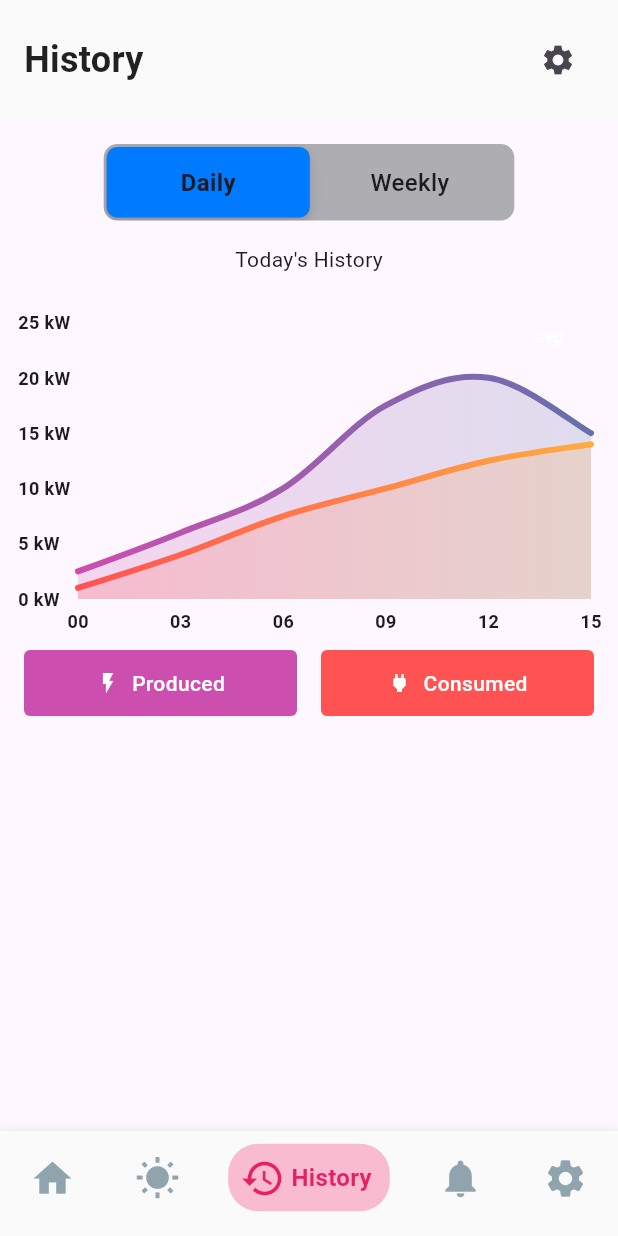
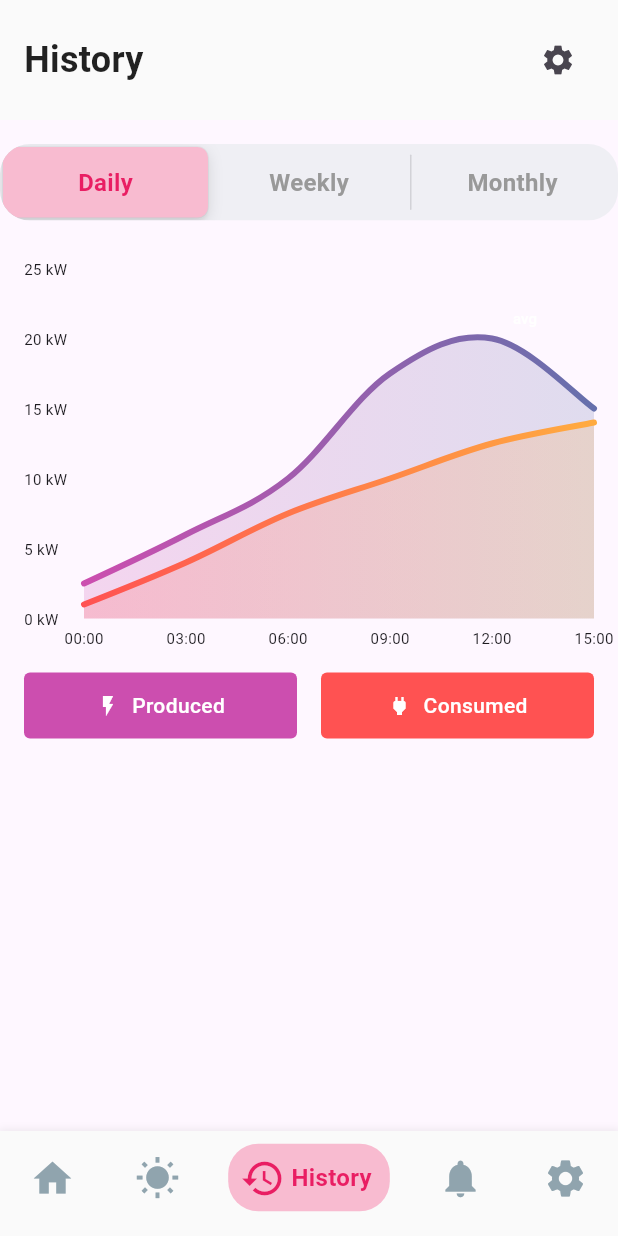
Before and after one commit to 7aku8/pv-forecast, a Flutter app: the screen it shows after launch, swiped to page 3, on a phone screen of 412 x 824 dp. Run offline on Flutter 3.47's test engine with Material 3 defaults, Android fonts, the light colour scheme and no system bars; drawn by our look-alikes of fl_chart; our stand-ins replace bloc, equatable, flutter_bloc, nb_utils; generated files the repository leaves out were written again.

Commit message:
monthly chart, consistent styling, border on segmented control

```diff
--- a/lib/components/history_linear_chart.dart
+++ b/lib/components/history_linear_chart.dart
@@ -24,21 +24,14 @@ class _HistoryLinearChartState extends State<HistoryLinearChart> {
 
   @override
   Widget build(BuildContext context) {
-    return Stack(
+    return Padding(
+      padding: const EdgeInsets.all(16.0), // Consistent padding
+      child: AspectRatio(
+        aspectRatio: 1.5, // Adjusted for a better layout
+        child: Stack(
           children: <Widget>[
-        AspectRatio(
-          aspectRatio: 1.70,
-          child: Padding(
-            padding: const EdgeInsets.only(
-              right: 18,
-              left: 12,
-              top: 24,
-              bottom: 12,
-            ),
-            child: LineChart(
+            LineChart(
               showAvg ? avgData() : mainData(),
-            ),
-          ),
             ),
             Positioned(
               top: 16,
@@ -55,49 +48,51 @@ class _HistoryLinearChartState extends State<HistoryLinearChart> {
                   child: Text(
                     'avg',
                     style: TextStyle(
-                  fontSize: 12,
-                  color: showAvg ? Colors.white.withOpacity(0.5) : Colors.white,
+                      fontSize: 10, // Updated to match WeeklyBarChart
+                      color:
+                          showAvg ? Colors.white.withOpacity(0.5) : Colors.white,
                     ),
                   ),
                 ),
               ),
             ),
           ],
+        ),
+      ),
     );
   }
 
   Widget bottomTitleWidgets(double value, TitleMeta meta) {
     const style = TextStyle(
-      fontWeight: FontWeight.bold,
-      fontSize: 12,
+      fontSize: 10, // Updated to match WeeklyBarChart
     );
 
     String text;
     switch (value.toInt()) {
       case 0:
-        text = '00';
+        text = '00:00';
         break;
       case 3:
-        text = '03';
+        text = '03:00';
         break;
       case 6:
-        text = '06';
+        text = '06:00';
         break;
       case 9:
-        text = '09';
+        text = '09:00';
         break;
       case 12:
-        text = '12';
+        text = '12:00';
         break;
       case 15:
-        text = '15';
+        text = '15:00';
         break;
       default:
         text = '';
     }
 
     return SideTitleWidget(
-      space: 6,
+      space: 6, // Consistent spacing
       meta: meta,
       child: Text(text, style: style),
     );
@@ -105,8 +100,7 @@ class _HistoryLinearChartState extends State<HistoryLinearChart> {
 
   Widget leftTitleWidgets(double value, TitleMeta meta) {
     const style = TextStyle(
-      fontWeight: FontWeight.bold,
-      fontSize: 12,
+      fontSize: 10, // Updated to match WeeklyBarChart
     );
 
     String text;
@@ -145,7 +139,7 @@ class _HistoryLinearChartState extends State<HistoryLinearChart> {
         bottomTitles: AxisTitles(
           sideTitles: SideTitles(
             showTitles: true,
-            reservedSize: 22,
+            reservedSize: 20,
             interval: 3,
             getTitlesWidget: bottomTitleWidgets,
           ),
@@ -179,7 +173,7 @@ class _HistoryLinearChartState extends State<HistoryLinearChart> {
           ],
           isCurved: true,
           gradient: LinearGradient(colors: producedGradientColors),
-          barWidth: 4,
+          barWidth: 4, // Thicker line width
           isStrokeCapRound: true,
           dotData: const FlDotData(show: false),
           belowBarData: BarAreaData(
@@ -203,7 +197,7 @@ class _HistoryLinearChartState extends State<HistoryLinearChart> {
           ],
           isCurved: true,
           gradient: LinearGradient(colors: consumedGradientColors),
-          barWidth: 4,
+          barWidth: 4, // Thicker line width
           isStrokeCapRound: true,
           dotData: const FlDotData(show: false),
           belowBarData: BarAreaData(
@@ -220,7 +214,7 @@ class _HistoryLinearChartState extends State<HistoryLinearChart> {
   }
 
   LineChartData avgData() {
-    // Average data logic can remain the same
+    // Average data logic remains the same
     return LineChartData();
   }
 }
--- a/lib/dashboard/view/history_view.dart
+++ b/lib/dashboard/view/history_view.dart
@@ -1,9 +1,11 @@
 import 'package:flutter/cupertino.dart';
+import 'package:flutter/material.dart';
 import 'package:pv_forecast/components/history_labels.dart';
 import 'package:pv_forecast/components/history_linear_chart.dart';
 import 'package:pv_forecast/components/weekly_bar_chart.dart';
+import 'package:pv_forecast/components/monthly_bar_chart.dart'; // Import the new MonthlyBarChart
 
-enum ChartType { daily, weekly }
+enum ChartType { daily, weekly, monthly }
 
 class HistoryView extends StatefulWidget {
   const HistoryView({super.key});
@@ -21,9 +23,12 @@ class _HistoryViewState extends State<HistoryView> {
       child: Column(
         children: [
           const SizedBox(height: 16),
-          CupertinoSlidingSegmentedControl<ChartType>(
-            backgroundColor: CupertinoColors.systemGrey2,
-            thumbColor: CupertinoColors.activeBlue,
+          // Wrap the CupertinoSlidingSegmentedControl in ClipRRect
+          ClipRRect(
+            borderRadius: BorderRadius.circular(20), // Add custom border radius
+            child: CupertinoSlidingSegmentedControl<ChartType>(
+              backgroundColor: CupertinoColors.extraLightBackgroundGray,
+              thumbColor: Colors.pink.shade100,
               groupValue: _selectedChart,
               onValueChanged: (ChartType? value) {
                 if (value != null) {
@@ -34,37 +39,69 @@ class _HistoryViewState extends State<HistoryView> {
               },
               children: {
                 ChartType.daily: Container(
-                padding: const EdgeInsets.symmetric(vertical: 12, horizontal: 30),
-                child: const Text(
+                  padding:
+                      const EdgeInsets.symmetric(vertical: 12, horizontal: 30),
+                  child: Text(
                     'Daily',
-                  style: TextStyle(fontSize: 16), // Larger font size
+                    style: TextStyle(
+                      fontSize: 16,
+                      color: _selectedChart == ChartType.daily
+                          ? Colors.pink
+                          : CupertinoColors.inactiveGray,
+                      fontWeight: FontWeight.bold,
+                    ),
                   ),
                 ),
                 ChartType.weekly: Container(
-                padding: const EdgeInsets.symmetric(vertical: 12, horizontal: 30),
-                child: const Text(
+                  padding:
+                      const EdgeInsets.symmetric(vertical: 12, horizontal: 30),
+                  child: Text(
                     'Weekly',
-                  style: TextStyle(fontSize: 16), // Larger font size
+                    style: TextStyle(
+                      fontSize: 16,
+                      color: _selectedChart == ChartType.weekly
+                          ? Colors.pink
+                          : CupertinoColors.inactiveGray,
+                      fontWeight: FontWeight.bold,
+                    ),
+                  ),
+                ),
+                ChartType.monthly: Container(
+                  padding:
+                      const EdgeInsets.symmetric(vertical: 12, horizontal: 30),
+                  child: Text(
+                    'Monthly',
+                    style: TextStyle(
+                      fontSize: 16,
+                      color: _selectedChart == ChartType.monthly
+                          ? Colors.pink
+                          : CupertinoColors.inactiveGray,
+                      fontWeight: FontWeight.bold,
+                    ),
                   ),
                 ),
               },
+            ),
           ),
           const SizedBox(height: 16),
           Expanded(
             child: _selectedChart == ChartType.daily
                 ? const Column(
                     children: [
-                      Text("Today's History"),
-                      SizedBox(height: 8),
                       HistoryLinearChart(),
+                      HistoryLabels(),
+                    ],
+                  )
+                : _selectedChart == ChartType.weekly
+                    ? const Column(
+                        children: [
+                          WeeklyBarChart(),
                           HistoryLabels(),
                         ],
                       )
                     : const Column(
                         children: [
-                      Text("Week History"),
-                      SizedBox(height: 8),
-                      WeeklyBarChart(),
+                          MonthlyBarChart(),
                           HistoryLabels(),
                         ],
                       ),
```
Also changed, not shown: lib/components/monthly_bar_chart.dart (added, +133 -0 lines). Lines whose indentation alone changed are shown as unchanged.
